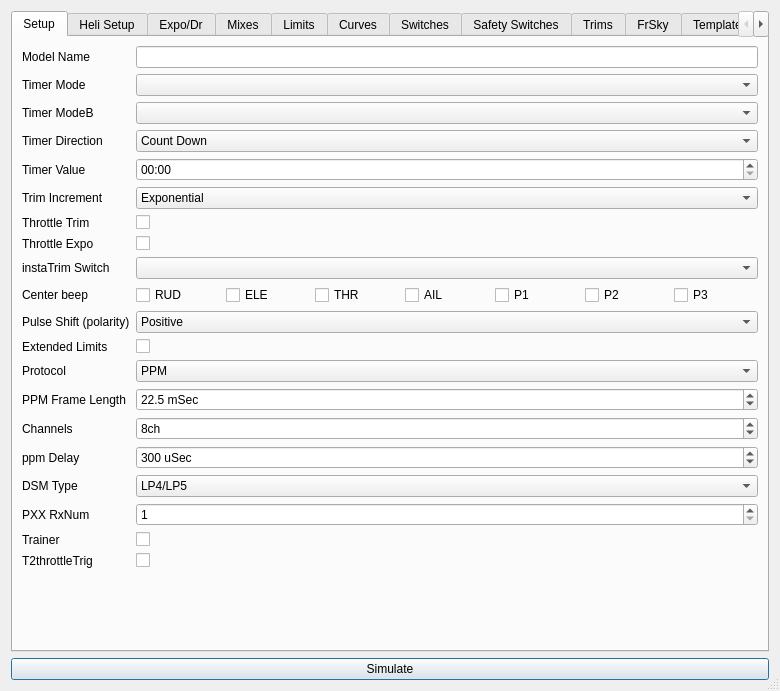
Above: src/modeledit.ui from negativerad/eepe before the change. Below: the same form after it.
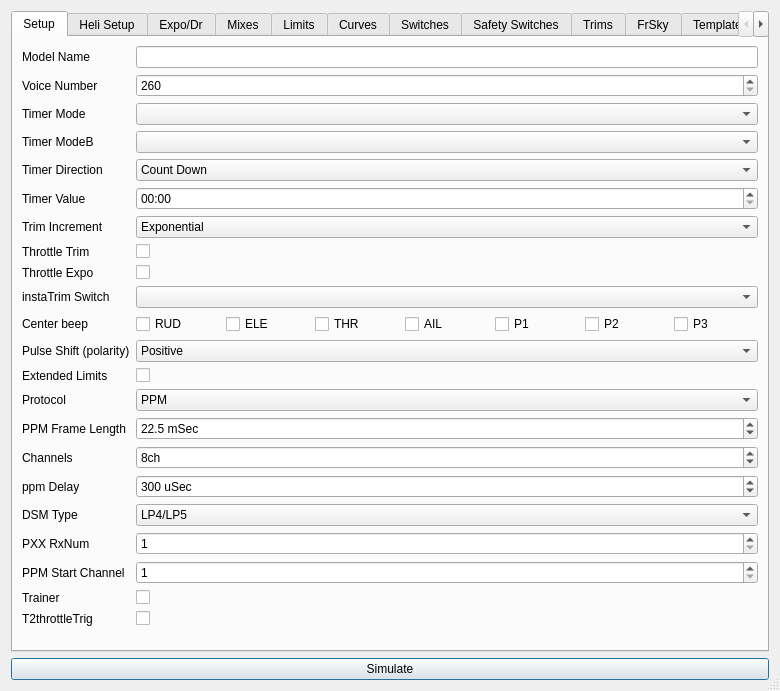
That is the form after the change. The open tabs and pages were chosen to show the change. Icons and pictures are not drawn.

What changed in the file:
```diff
--- a/src/modeledit.ui
+++ b/src/modeledit.ui
@@ -59,24 +59,24 @@
          </property>
         </widget>
        </item>
-       <item row="1" column="0">
+       <item row="3" column="0">
         <widget class="QLabel" name="label_2">
          <property name="text">
           <string>Timer Mode</string>
          </property>
         </widget>
        </item>
-       <item row="1" column="1">
+       <item row="3" column="1">
         <widget class="QComboBox" name="timerModeCB"/>
        </item>
-       <item row="4" column="0">
+       <item row="6" column="0">
         <widget class="QLabel" name="label_3">
          <property name="text">
           <string>Timer Direction</string>
          </property>
         </widget>
        </item>
-       <item row="4" column="1">
+       <item row="6" column="1">
         <widget class="QComboBox" name="timerDirCB">
          <item>
           <property name="text">
@@ -90,14 +90,14 @@
          </item>
         </widget>
        </item>
-       <item row="5" column="0">
+       <item row="7" column="0">
         <widget class="QLabel" name="label_4">
          <property name="text">
           <string>Timer Value</string>
          </property>
         </widget>
        </item>
-       <item row="5" column="1">
+       <item row="7" column="1">
         <widget class="QTimeEdit" name="timerValTE">
          <property name="accelerated">
           <bool>true</bool>
@@ -110,14 +110,14 @@
          </property>
         </widget>
        </item>
-       <item row="6" column="0">
+       <item row="8" column="0">
         <widget class="QLabel" name="label_10">
          <property name="text">
           <string>Trim Increment</string>
          </property>
         </widget>
        </item>
-       <item row="6" column="1">
+       <item row="8" column="1">
         <widget class="QComboBox" name="trimIncCB">
          <item>
           <property name="text">
@@ -146,52 +146,52 @@
          </item>
         </widget>
        </item>
-       <item row="7" column="0">
+       <item row="9" column="0">
         <widget class="QLabel" name="label_7">
          <property name="text">
           <string>Throttle Trim</string>
          </property>
         </widget>
        </item>
-       <item row="7" column="1">
+       <item row="9" column="1">
         <widget class="QCheckBox" name="thrTrimChkB">
          <property name="text">
           <string/>
          </property>
         </widget>
        </item>
-       <item row="8" column="0">
+       <item row="10" column="0">
         <widget class="QLabel" name="label_8">
          <property name="text">
           <string>Throttle Expo</string>
          </property>
         </widget>
        </item>
-       <item row="8" column="1">
+       <item row="10" column="1">
         <widget class="QCheckBox" name="thrExpoChkB">
          <property name="text">
           <string/>
          </property>
         </widget>
        </item>
-       <item row="9" column="0">
+       <item row="11" column="0">
         <widget class="QLabel" name="label_11">
          <property name="text">
           <string>instaTrim Switch</string>
          </property>
         </widget>
        </item>
-       <item row="9" column="1">
+       <item row="11" column="1">
         <widget class="QComboBox" name="trimSWCB"/>
        </item>
-       <item row="10" column="0">
+       <item row="12" column="0">
         <widget class="QLabel" name="label_12">
          <property name="text">
           <string>Center beep</string>
          </property>
         </widget>
        </item>
-       <item row="10" column="1">
+       <item row="12" column="1">
         <layout class="QGridLayout" name="gridLayout_2">
          <item row="0" column="0">
           <widget class="QCheckBox" name="bcRUDChkB">
@@ -244,14 +244,14 @@
          </item>
         </layout>
        </item>
-       <item row="11" column="0">
+       <item row="13" column="0">
         <widget class="QLabel" name="label_13">
          <property name="text">
           <string>Pulse Shift (polarity)</string>
          </property>
         </widget>
        </item>
-       <item row="11" column="1">
+       <item row="13" column="1">
         <widget class="QComboBox" name="pulsePolCB">
          <item>
           <property name="text">
@@ -265,28 +265,28 @@
          </item>
         </widget>
        </item>
-       <item row="12" column="0">
+       <item row="14" column="0">
         <widget class="QLabel" name="label_55">
          <property name="text">
           <string>Extended Limits</string>
          </property>
         </widget>
        </item>
-       <item row="12" column="1">
+       <item row="14" column="1">
         <widget class="QCheckBox" name="extendedLimitsChkB">
          <property name="text">
           <string/>
          </property>
         </widget>
        </item>
-       <item row="13" column="0">
+       <item row="15" column="0">
         <widget class="QLabel" name="label_5">
          <property name="text">
           <string>Protocol</string>
          </property>
         </widget>
        </item>
-       <item row="13" column="1">
+       <item row="15" column="1">
         <widget class="QComboBox" name="protocolCB">
          <item>
           <property name="text">
@@ -315,14 +315,14 @@
          </item>
         </widget>
        </item>
-       <item row="15" column="0">
+       <item row="17" column="0">
         <widget class="QLabel" name="label_6">
          <property name="text">
           <string>Channels</string>
          </property>
         </widget>
        </item>
-       <item row="15" column="1">
+       <item row="17" column="1">
         <widget class="QSpinBox" name="numChannelsSB">
          <property name="suffix">
           <string>ch</string>
@@ -341,14 +341,14 @@
          </property>
         </widget>
        </item>
-       <item row="16" column="0">
+       <item row="18" column="0">
         <widget class="QLabel" name="label_9">
          <property name="text">
           <string>ppm Delay</string>
          </property>
         </widget>
        </item>
-       <item row="16" column="1">
+       <item row="18" column="1">
         <widget class="QSpinBox" name="ppmDelaySB">
          <property name="suffix">
           <string> uSec</string>
@@ -367,7 +367,7 @@
          </property>
         </widget>
        </item>
-       <item row="14" column="1">
+       <item row="16" column="1">
         <widget class="QDoubleSpinBox" name="ppmFrameLengthDSB">
          <property name="suffix">
           <string> mSec</string>
@@ -389,56 +389,56 @@
          </property>
         </widget>
        </item>
-       <item row="14" column="0">
+       <item row="16" column="0">
         <widget class="QLabel" name="label_113">
          <property name="text">
           <string>PPM Frame Length</string>
          </property>
         </widget>
        </item>
-       <item row="19" column="0">
+       <item row="22" column="0">
         <widget class="QLabel" name="label_114">
          <property name="text">
           <string>Trainer</string>
          </property>
         </widget>
        </item>
-       <item row="20" column="0">
+       <item row="23" column="0">
         <widget class="QLabel" name="label_115">
          <property name="text">
           <string>T2throttleTrig</string>
          </property>
         </widget>
        </item>
-       <item row="19" column="1">
+       <item row="22" column="1">
         <widget class="QCheckBox" name="TrainerChkB">
          <property name="text">
           <string/>
          </property>
         </widget>
        </item>
-       <item row="20" column="1">
+       <item row="23" column="1">
         <widget class="QCheckBox" name="T2ThrTrgChkB">
          <property name="text">
           <string/>
          </property>
         </widget>
        </item>
-       <item row="17" column="0">
+       <item row="19" column="0">
         <widget class="QLabel" name="label_116">
          <property name="text">
           <string>DSM Type</string>
          </property>
         </widget>
        </item>
-       <item row="18" column="0">
+       <item row="20" column="0">
         <widget class="QLabel" name="label_117">
          <property name="text">
           <string>PXX RxNum</string>
          </property>
         </widget>
        </item>
-       <item row="17" column="1">
+       <item row="19" column="1">
         <widget class="QComboBox" name="DSM_Type">
          <item>
           <property name="text">
@@ -457,7 +457,7 @@
          </item>
         </widget>
        </item>
-       <item row="18" column="1">
+       <item row="20" column="1">
         <widget class="QSpinBox" name="pxxRxNum">
          <property name="suffix">
           <string/>
@@ -476,16 +476,68 @@
          </property>
         </widget>
        </item>
-       <item row="2" column="1">
+       <item row="4" column="1">
         <widget class="QComboBox" name="timerModeBCB"/>
        </item>
-       <item row="2" column="0">
+       <item row="4" column="0">
         <widget class="QLabel" name="label_118">
          <property name="text">
           <string>Timer ModeB</string>
          </property>
         </widget>
        </item>
+       <item row="1" column="1">
+        <widget class="QSpinBox" name="VoiceNumberSB">
+         <property name="suffix">
+          <string/>
+         </property>
+         <property name="minimum">
+          <number>260</number>
+         </property>
+         <property name="maximum">
+          <number>309</number>
+         </property>
+         <property name="singleStep">
+          <number>1</number>
+         </property>
+         <property name="value">
+          <number>260</number>
+         </property>
+        </widget>
+       </item>
+       <item row="1" column="0">
+        <widget class="QLabel" name="label_121">
+         <property name="text">
+          <string>Voice Number</string>
+         </property>
+        </widget>
+       </item>
+       <item row="21" column="1">
+        <widget class="QSpinBox" name="PPM1stChan">
+         <property name="suffix">
+          <string/>
+         </property>
+         <property name="minimum">
+          <number>1</number>
+         </property>
+         <property name="maximum">
+          <number>8</number>
+         </property>
+         <property name="singleStep">
+          <number>1</number>
+         </property>
+         <property name="value">
+          <number>1</number>
+         </property>
+        </widget>
+       </item>
+       <item row="21" column="0">
+        <widget class="QLabel" name="label_126">
+         <property name="text">
+          <string>PPM Start Channel</string>
+         </property>
+        </widget>
+       </item>
       </layout>
      </widget>
      <widget class="QWidget" name="tabHeli">
```
Left out of the diff: 6 changed lines with no effect on the pictures.
